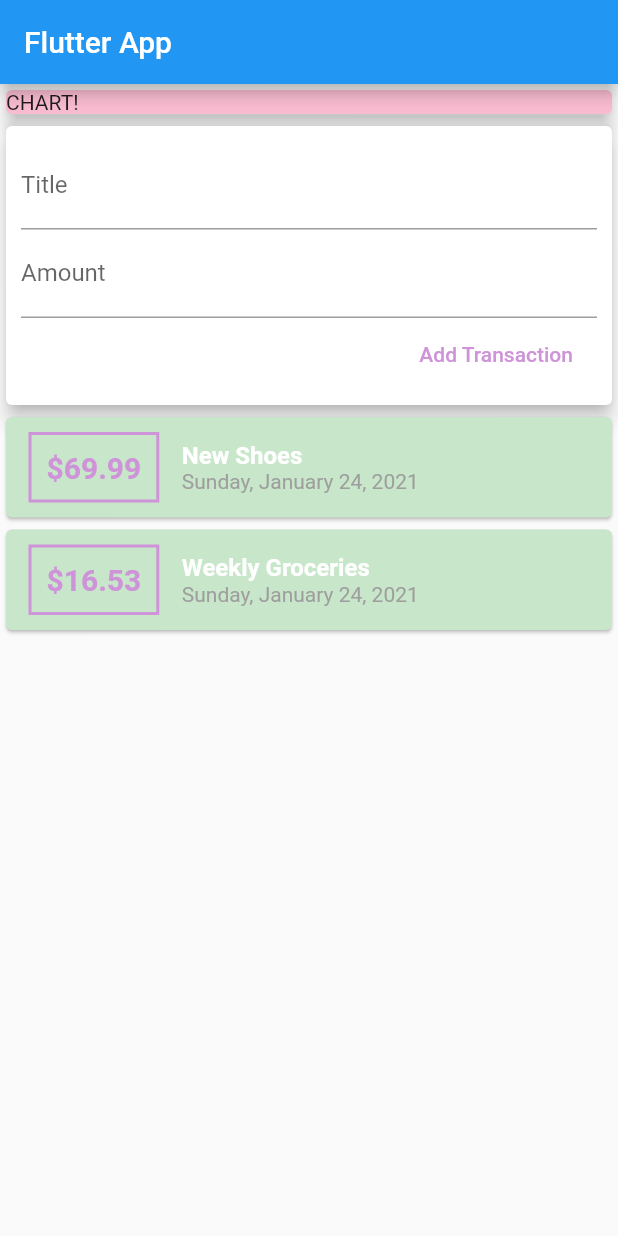
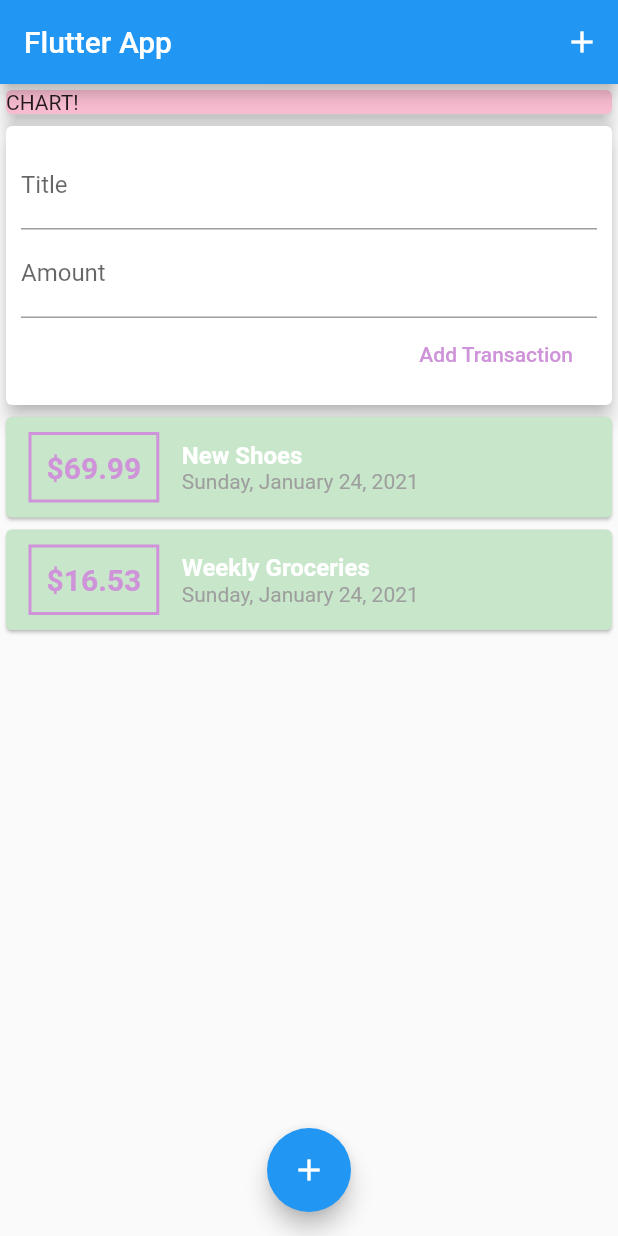
Before and after one commit to cansudogan/personal_expenses_app, a Flutter app: the screen it shows after launch, after a tap on "Add Transaction", on a phone screen of 412 x 824 dp. Run offline on Flutter 3.47's test engine with Material 2 defaults, Android fonts, the phone set to English and light mode, and no system bars.

Commit message:
added add button

```diff
--- a/lib/main.dart
+++ b/lib/main.dart
@@ -22,6 +22,12 @@ class MyHomePage extends StatelessWidget {
     return Scaffold(
       appBar: AppBar(
         title: Text('Flutter App'),
+        actions: <Widget>[
+          IconButton(
+            icon: Icon(Icons.add),
+            onPressed: () {},
+          ),
+        ],
       ),
       body: SingleChildScrollView(
         child: Column(
@@ -40,6 +46,11 @@ class MyHomePage extends StatelessWidget {
           ],
         ),
       ),
+      floatingActionButtonLocation: FloatingActionButtonLocation.centerFloat,
+      floatingActionButton: FloatingActionButton(
+        child: Icon(Icons.add),
+        onPressed: () {},
+      ),
     );
   }
 }
--- a/lib/widgets/new_transaction.dart
+++ b/lib/widgets/new_transaction.dart
@@ -1,4 +1,5 @@
 import 'package:flutter/material.dart';
+import 'package:intl/intl.dart';
 
 class NewTransaction extends StatelessWidget {
   final Function addTx;
@@ -6,6 +7,22 @@ class NewTransaction extends StatelessWidget {
   final amountController = TextEditingController();
 
   NewTransaction(this.addTx);
+
+  void submitData() {
+    final enteredTitle = titleController.text;
+    final enteredAmount = double.parse(amountController.text);
+
+    if (enteredTitle.isEmpty || enteredAmount <= 0) {
+      return;
+    }
+
+    addTx(
+      enteredTitle,
+      enteredAmount,
+    );
+    //print(titleInput);
+    //print(amountInput);
+  }
 
   @override
   Widget build(BuildContext context) {
@@ -19,24 +36,20 @@ class NewTransaction extends StatelessWidget {
             TextField(
               decoration: InputDecoration(labelText: 'Title'),
               controller: titleController,
+              onSubmitted: (_) => submitData(),
               // onChanged: (val) => titleInput = val;
             ),
             TextField(
               decoration: InputDecoration(labelText: 'Amount'),
               controller: amountController,
+              keyboardType: TextInputType.number,
+              onSubmitted: (_) => submitData(),
               // onChanged: (val) => amountInput = val;
             ),
             FlatButton(
               child: Text('Add Transaction'),
               textColor: Colors.purple[200],
-              onPressed: () {
-                addTx(
-                  titleController.text,
-                  double.parse(amountController.text),
-                );
-                //print(titleInput);
-                //print(amountInput);
-              },
+              onPressed: submitData,
             ),
           ],
         ),
--- a/lib/widgets/transaction_list.dart
+++ b/lib/widgets/transaction_list.dart
@@ -10,10 +10,9 @@ class TransactionList extends StatelessWidget {
   @override
   Widget build(BuildContext context) {
     return Container(
-      height: 300,
-      child: SingleChildScrollView(
-        child: Column(
-          children: transactions.map((tx) {
+      height: 400,
+      child: ListView.builder(
+        itemBuilder: (ctx, index) {
           return Card(
             color: Colors.green[100],
             child: Row(
@@ -31,7 +30,7 @@ class TransactionList extends StatelessWidget {
                   ),
                   padding: EdgeInsets.all(10),
                   child: Text(
-                      '\$${tx.amount}',
+                    '\$${transactions[index].amount.toStringAsFixed(2)}',
                     style: TextStyle(
                       fontWeight: FontWeight.bold,
                       fontSize: 20,
@@ -43,7 +42,7 @@ class TransactionList extends StatelessWidget {
                   crossAxisAlignment: CrossAxisAlignment.start,
                   children: <Widget>[
                     Text(
-                        tx.title,
+                      transactions[index].title,
                       style: TextStyle(
                         fontSize: 16,
                         fontWeight: FontWeight.bold,
@@ -52,7 +51,7 @@ class TransactionList extends StatelessWidget {
                     ),
                     Text(
                       //DateFormat('yyyy-MM-dd').format(tx.date),
-                        DateFormat.yMMMMEEEEd().format(tx.date),
+                      DateFormat.yMMMMEEEEd().format(transactions[index].date),
                       style: TextStyle(color: Colors.grey),
                     ),
                   ],
@@ -60,8 +59,8 @@ class TransactionList extends StatelessWidget {
               ],
             ),
           );
-          }).toList(),
-        ),
+        },
+        itemCount: transactions.length,
       ),
     );
   }
```
Also changed, not shown: 1 other file. Lines whose indentation alone changed are shown as unchanged.
